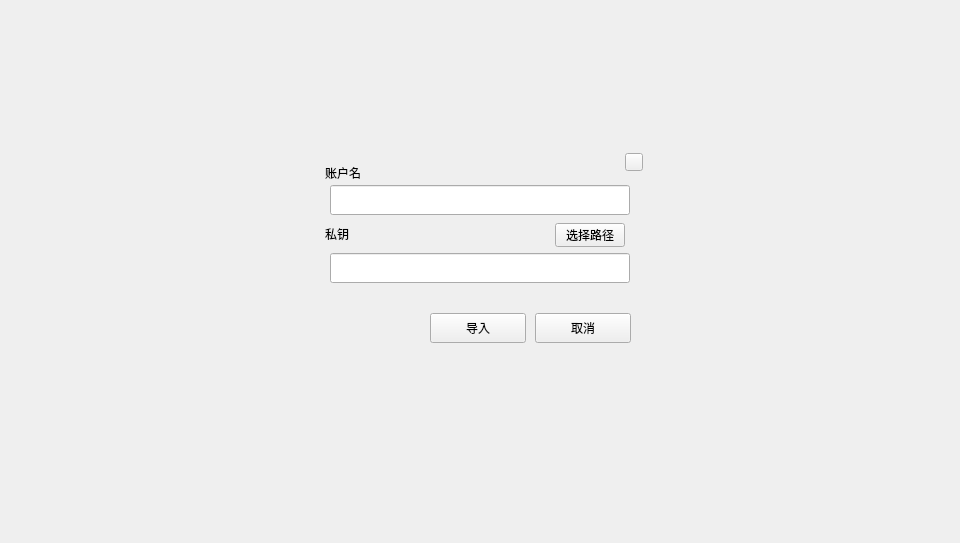
This is LNKWallet/importdialog.ui in HcashOrg/hx-indicator as Qt 5 draws it before an edit. The edited form follows.
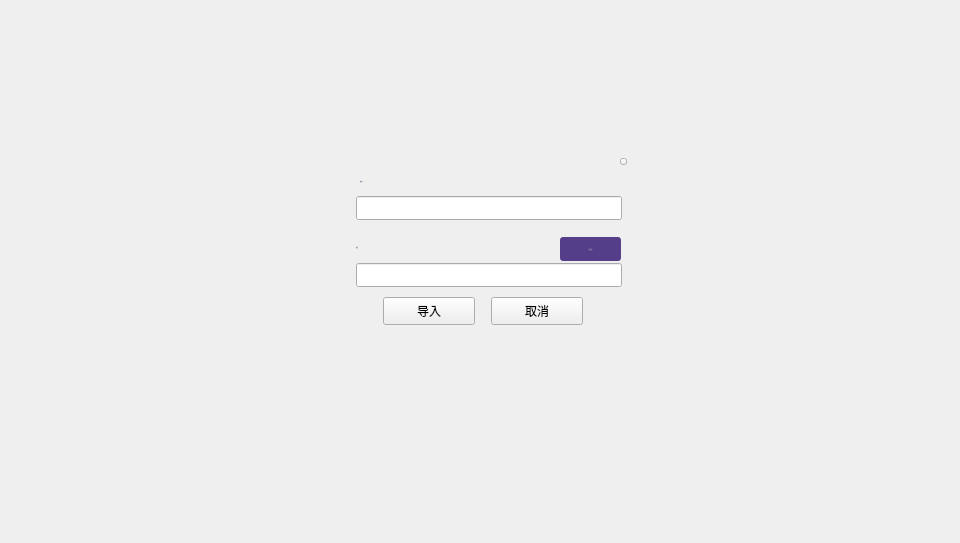
This is the edited form.

Patch:
```diff
--- a/LNKWallet/importdialog.ui
+++ b/LNKWallet/importdialog.ui
@@ -30,19 +30,19 @@
    <widget class="QWidget" name="containerWidget" native="true">
     <property name="geometry">
      <rect>
-      <x>290</x>
-      <y>133</y>
-      <width>380</width>
-      <height>240</height>
+      <x>331</x>
+      <y>153</y>
+      <width>300</width>
+      <height>196</height>
      </rect>
     </property>
     <widget class="QLineEdit" name="privateKeyLineEdit">
      <property name="geometry">
       <rect>
-       <x>40</x>
-       <y>120</y>
-       <width>300</width>
-       <height>30</height>
+       <x>25</x>
+       <y>110</y>
+       <width>266</width>
+       <height>24</height>
       </rect>
      </property>
      <property name="font">
@@ -67,10 +67,10 @@
     <widget class="QLineEdit" name="accountNameLineEdit">
      <property name="geometry">
       <rect>
-       <x>40</x>
-       <y>52</y>
-       <width>300</width>
-       <height>30</height>
+       <x>25</x>
+       <y>43</y>
+       <width>266</width>
+       <height>24</height>
       </rect>
      </property>
      <property name="font">
@@ -95,10 +95,10 @@
     <widget class="QToolButton" name="closeBtn">
      <property name="geometry">
       <rect>
-       <x>335</x>
-       <y>20</y>
-       <width>18</width>
-       <height>18</height>
+       <x>289</x>
+       <y>5</y>
+       <width>7</width>
+       <height>7</height>
       </rect>
      </property>
      <property name="cursor">
@@ -117,20 +117,19 @@
     <widget class="QToolButton" name="pathBtn">
      <property name="geometry">
       <rect>
-       <x>265</x>
-       <y>90</y>
-       <width>70</width>
+       <x>229</x>
+       <y>84</y>
+       <width>61</width>
        <height>24</height>
       </rect>
      </property>
      <property name="font">
       <font>
        <family>微软雅黑</family>
-       <pointsize>9</pointsize>
+       <pointsize>-1</pointsize>
        <weight>50</weight>
        <italic>false</italic>
        <bold>false</bold>
-       <underline>false</underline>
       </font>
      </property>
      <property name="cursor">
@@ -140,7 +139,8 @@
       <enum>Qt::NoFocus</enum>
      </property>
      <property name="styleSheet">
-      <string notr="true"/>
+      <string notr="true">QToolButton{color: rgb(137,129, 161);font: 11px &quot;微软雅黑&quot;;background-color: rgb(84,61,137);border:0px solid white;border-radius:3px;}
+QToolButton:hover{color:white;}</string>
      </property>
      <property name="text">
       <string>选择路径</string>
@@ -149,17 +149,25 @@
     <widget class="QLabel" name="label">
      <property name="geometry">
       <rect>
-       <x>35</x>
-       <y>86</y>
+       <x>25</x>
+       <y>84</y>
        <width>180</width>
-       <height>30</height>
+       <height>21</height>
       </rect>
      </property>
      <property name="font">
       <font>
        <family>微软雅黑</family>
+       <pointsize>-1</pointsize>
+       <weight>50</weight>
+       <italic>false</italic>
+       <bold>false</bold>
       </font>
      </property>
+     <property name="styleSheet">
+      <string notr="true">color: rgb(137, 129, 161);
+font: 11px &quot;微软雅黑&quot;;</string>
+     </property>
      <property name="text">
       <string>私钥</string>
      </property>
@@ -170,10 +178,10 @@
     <widget class="QToolButton" name="importBtn">
      <property name="geometry">
       <rect>
-       <x>140</x>
-       <y>180</y>
-       <width>96</width>
-       <height>30</height>
+       <x>52</x>
+       <y>144</y>
+       <width>92</width>
+       <height>28</height>
       </rect>
      </property>
      <property name="font">
@@ -194,10 +202,10 @@
     <widget class="QToolButton" name="cancelBtn">
      <property name="geometry">
       <rect>
-       <x>245</x>
-       <y>180</y>
-       <width>96</width>
-       <height>30</height>
+       <x>160</x>
+       <y>144</y>
+       <width>92</width>
+       <height>28</height>
       </rect>
      </property>
      <property name="cursor">
@@ -213,17 +221,25 @@
     <widget class="QLabel" name="label_2">
      <property name="geometry">
       <rect>
-       <x>35</x>
-       <y>25</y>
+       <x>29</x>
+       <y>18</y>
        <width>180</width>
-       <height>30</height>
+       <height>21</height>
       </rect>
      </property>
      <property name="font">
       <font>
        <family>微软雅黑</family>
+       <pointsize>-1</pointsize>
+       <weight>50</weight>
+       <italic>false</italic>
+       <bold>false</bold>
       </font>
      </property>
+     <property name="styleSheet">
+      <string notr="true">color: rgb(137, 129, 161);
+font: 11px &quot;微软雅黑&quot;;</string>
+     </property>
      <property name="text">
       <string>账户名</string>
      </property>
```
